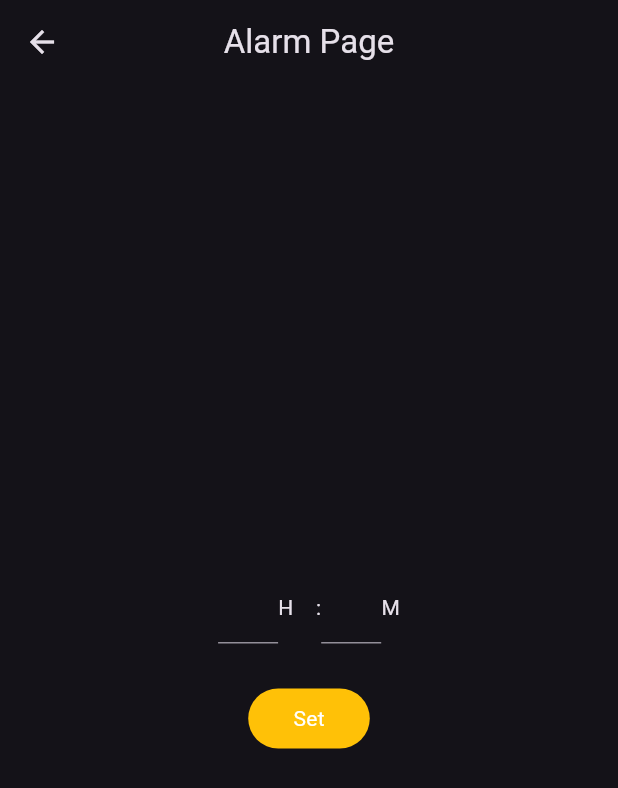
After one commit to abdujemal/task_manager, a Flutter app: the screen it shows after launch, after a tap on the "alarm" icon, on a phone screen of 412 x 824 dp. The commit adds this screen. Shown: the top 788 px of the screen. Run offline on Flutter 3.47's test engine with Material 2 defaults, Android fonts, the phone set to English and light mode, and no system bars; our stand-ins replace audioplayers, calendar_view, date_time_picker, equatable, fluttertoast, get and 3 more; missing offline and left inert: android_alarm_manager_plus; accounts and stored records are empty.

Commit message:
just added alarm

```diff
--- a/lib/main.dart
+++ b/lib/main.dart
@@ -1,3 +1,4 @@
+import 'package:android_alarm_manager_plus/android_alarm_manager_plus.dart';
 import 'package:flutter/material.dart';
 import 'package:get/get.dart';
 import 'package:task_manager/notification_service.dart';
@@ -5,6 +6,7 @@ import 'package:task_manager/pages/splash_page.dart';
 
 void main() async {
   WidgetsFlutterBinding.ensureInitialized();
+  await AndroidAlarmManager.initialize();
   // await NotificationService().initNotification();
   runApp(const MyApp());
 }
--- /dev/null
+++ b/lib/pages/alarm_page.dart
@@ -0,0 +1,105 @@
+import 'package:android_alarm_manager_plus/android_alarm_manager_plus.dart';
+import 'package:audioplayers/audioplayers.dart';
+import 'package:flutter/material.dart';
+import 'package:shared_preferences/shared_preferences.dart';
+import 'package:task_manager/constants.dart';
+
+class AlarmPage extends StatefulWidget {
+  const AlarmPage({super.key});
+
+  @override
+  State<AlarmPage> createState() => _AlarmPageState();
+}
+
+class _AlarmPageState extends State<AlarmPage> {
+  TextEditingController hourTc = TextEditingController();
+
+  TextEditingController minTc = TextEditingController();
+
+  @override
+  Widget build(BuildContext context) {
+    return Scaffold(
+      appBar: AppBar(
+        title: const Text("Alarm Page"),
+        centerTitle: true,
+      ),
+      body: Center(
+        child: Column(
+          mainAxisAlignment: MainAxisAlignment.center,
+          crossAxisAlignment: CrossAxisAlignment.center,
+          children: <Widget>[
+            Row(
+              mainAxisAlignment: MainAxisAlignment.center,
+              children: [
+                SizedBox(
+                  width: 40,
+                  child: TextField(
+                    keyboardType: TextInputType.number,
+                    textAlign: TextAlign.center,
+                    controller: hourTc,
+                  ),
+                ),
+                const Text("H    :"),
+                SizedBox(
+                  width: 40,
+                  child: TextField(
+                    keyboardType: TextInputType.number,
+                    textAlign: TextAlign.center,
+                    controller: minTc,
+                  ),
+                ),
+                const Text("M"),
+              ],
+            ),
+            const SizedBox(
+              height: 30,
+            ),
+            InkWell(
+              onTap: () async {
+                if (hourTc.text.isNotEmpty && minTc.text.isNotEmpty) {
+                  final totalMin =
+                      (int.parse(hourTc.text) * 60) + int.parse(minTc.text);
+                  print(totalMin);
+                  // await AndroidAlarmManager.oneShot(
+                  //   Duration(minutes: totalMin),
+                  //   1,
+                  //   printHello,
+                  // );
+
+                  // AndroidAlarmManager.periodic(duration, id, callback)
+
+                  toast("Alarm has been set.", ToastType.success);
+
+                  // SharedPreferences().
+                }
+              },
+              borderRadius: BorderRadius.circular(20),
+              child: Ink(
+                padding: const EdgeInsets.symmetric(
+                  vertical: 10,
+                  horizontal: 30,
+                ),
+                decoration: BoxDecoration(
+                  color: primaryColor,
+                  borderRadius: BorderRadius.circular(20),
+                ),
+                child: const Text(
+                  "Set",
+                  style: TextStyle(
+                    color: Colors.white,
+                  ),
+                ),
+              ),
+            )
+          ],
+        ),
+      ),
+    );
+  }
+}
+
+printHello() {
+  AudioPlayer().play(AssetSource("alarm1.wav")).then((value) {
+    AudioPlayer().play(AssetSource("alarm2.wav"));
+  });
+}
--- a/lib/pages/main_page.dart
+++ b/lib/pages/main_page.dart
@@ -2,6 +2,7 @@ import 'package:flutter/material.dart';
 import 'package:get/get.dart';
 import 'package:task_manager/constants.dart';
 import 'package:task_manager/my_controller.dart';
+import 'package:task_manager/pages/alarm_page.dart';
 import 'package:task_manager/pages/debt_page.dart';
 import 'package:task_manager/pages/task_page.dart';
 import 'package:task_manager/widgets/add_dialogue.dart';
@@ -41,12 +42,23 @@ class _MainPageState extends State<MainPage> {
             logo(),
           ],
         ),
+        actions: [
+          IconButton(
+            onPressed: () {
+              Get.to(() => const AlarmPage());
+            },
+            icon: const Icon(Icons.alarm),
+          ),
+        ],
       ),
       floatingActionButtonLocation: FloatingActionButtonLocation.centerDocked,
       floatingActionButton: FloatingActionButton(
         shape: const CircleBorder(),
         backgroundColor: primaryColor,
-        child: Icon(showDialogue ? Icons.close : Icons.add, size: 40,),
+        child: Icon(
+          showDialogue ? Icons.close : Icons.add,
+          size: 40,
+        ),
         onPressed: () {
           setState(() {
             showDialogue = !showDialogue;
@@ -58,8 +70,8 @@ class _MainPageState extends State<MainPage> {
         children: [
           Obx(() => pages[myController.currentIndex.value]),
           AnimatedPositioned(
-            bottom: showDialogue ? 50 : -160 ,
-            left:( MediaQuery.of(context).size.width/2)-115,
+            bottom: showDialogue ? 50 : -160,
+            left: (MediaQuery.of(context).size.width / 2) - 115,
             curve: Curves.bounceOut,
             duration: const Duration(seconds: 2),
             child: const AddDialogue(),
--- a/lib/pages/task_detail.dart
+++ b/lib/pages/task_detail.dart
@@ -37,7 +37,6 @@ class _TaskDetailState extends State<TaskDetail> {
           ? myController.akhiraTasks[widget.id].id! - 1
           : myController.dunyaTasks[widget.id].id! - 1,
     );
-    // print(myController.akhiraTasks[widget.id].id);
     setState(() {});
   }
 
```
Also changed, not shown: pubspec.yaml (+5 -4 lines), pubspec.lock, 9 other files.
